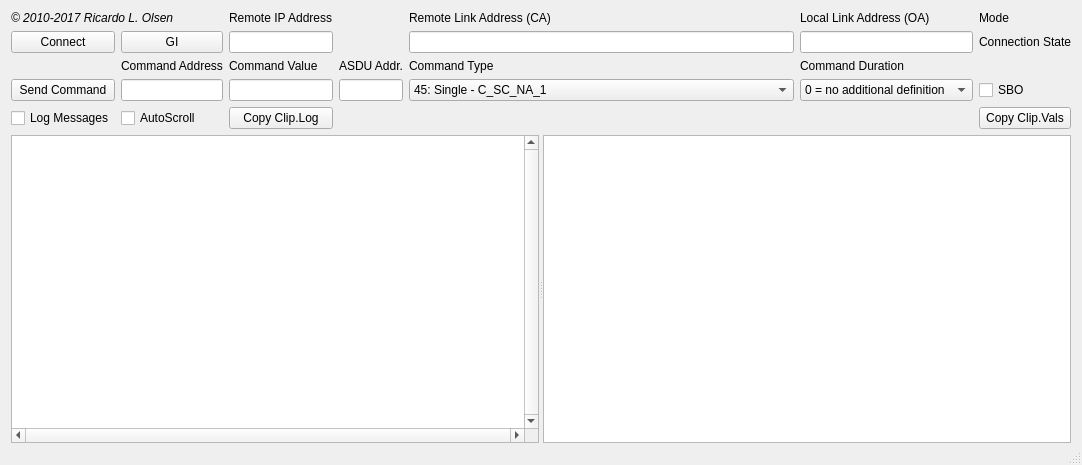
Old version of the form qtester104/mainwindow.ui in the repository riclolsen/OSHMI.
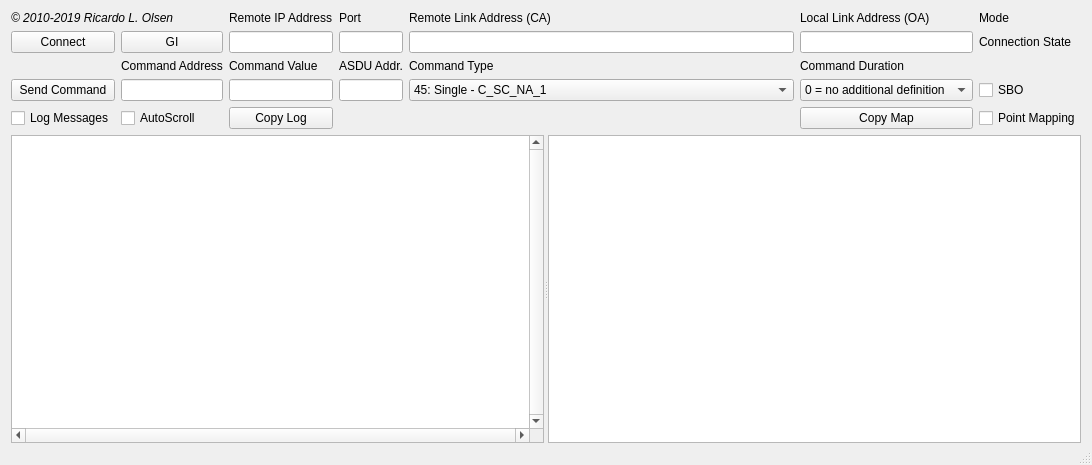
New version of the form.

What changed in the file:
```diff
--- a/qtester104/mainwindow.ui
+++ b/qtester104/mainwindow.ui
@@ -295,7 +295,7 @@
        </font>
       </property>
       <property name="text">
-       <string>© 2010-2017 Ricardo L. Olsen</string>
+       <string>© 2010-2019 Ricardo L. Olsen</string>
       </property>
      </widget>
     </item>
@@ -309,14 +309,7 @@
     <item row="4" column="2">
      <widget class="QPushButton" name="pbCopyClipb">
       <property name="text">
-       <string>Copy Clip.Log</string>
-      </property>
-     </widget>
-    </item>
-    <item row="4" column="6">
-     <widget class="QPushButton" name="pbCopyVals">
-      <property name="text">
-       <string>Copy Clip.Vals</string>
+       <string>Copy Log</string>
       </property>
      </widget>
     </item>
@@ -335,6 +328,33 @@
       </property>
      </widget>
     </item>
+    <item row="1" column="3">
+     <widget class="QLineEdit" name="lePort"/>
+    </item>
+    <item row="0" column="3">
+     <widget class="QLabel" name="label_9">
+      <property name="text">
+       <string>Port</string>
+      </property>
+     </widget>
+    </item>
+    <item row="4" column="6">
+     <widget class="QCheckBox" name="cbPointMap">
+      <property name="text">
+       <string>Point Mapping</string>
+      </property>
+      <property name="checked">
+       <bool>false</bool>
+      </property>
+     </widget>
+    </item>
+    <item row="4" column="5">
+     <widget class="QPushButton" name="pbCopyVals">
+      <property name="text">
+       <string>Copy Map</string>
+      </property>
+     </widget>
+    </item>
    </layout>
   </widget>
   <widget class="QMenuBar" name="menuBar">
```
